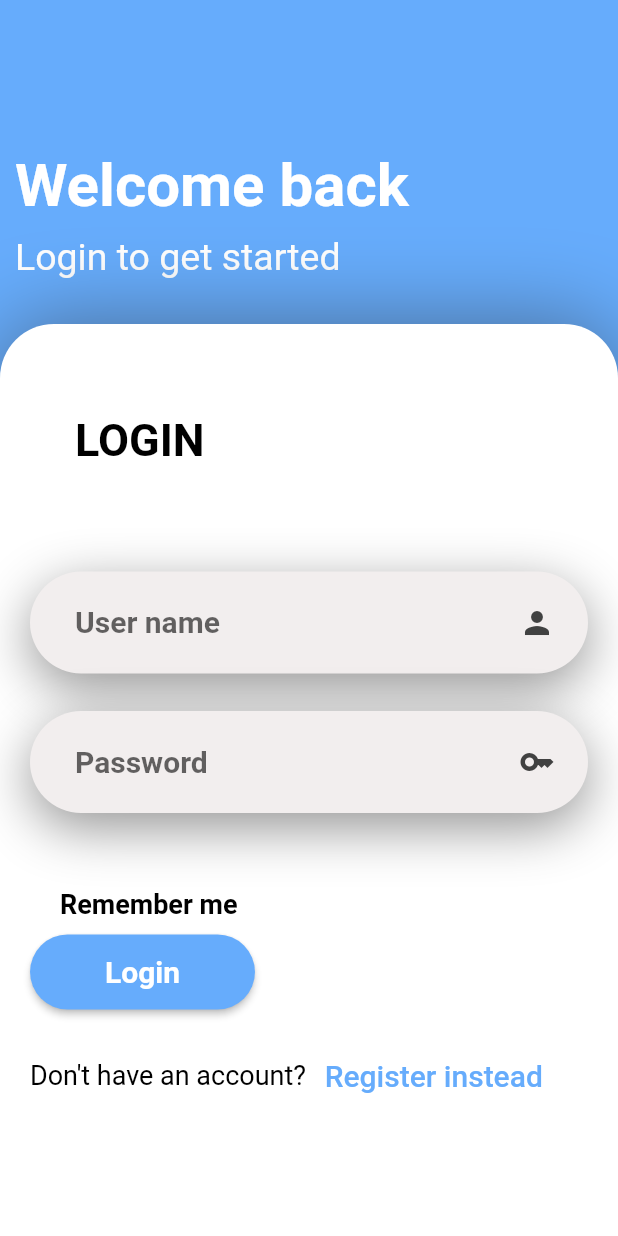
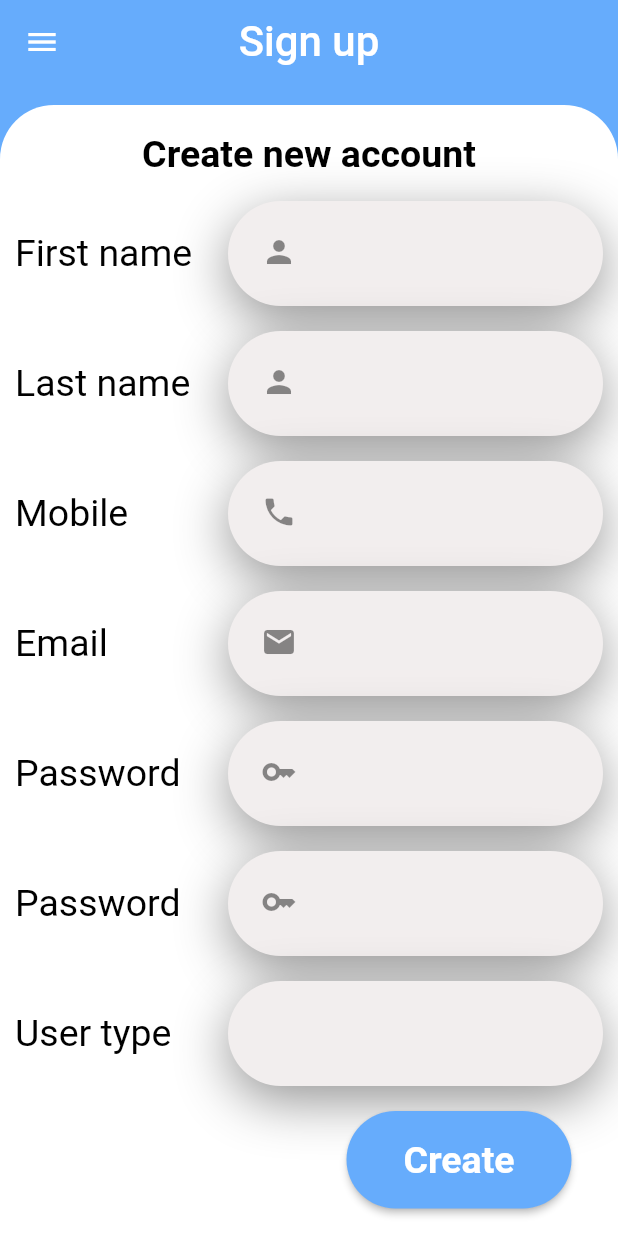
Before and after one commit to DAOUDsys/senior, a Flutter app: the screen it shows after launch, after a tap on "Register instead", on a phone screen of 412 x 824 dp. Run offline on Flutter 3.47's test engine with Material 2 defaults, Android fonts, the phone set to English and light mode, and no system bars; our stand-ins replace awesome_dialog, flutter_spinkit, flutter_svg, shared_preferences, webview_flutter; network calls fail.

Commit message:
after add my text field

```diff
--- a/lib/components/cards/simple_notification_card.dart
+++ b/lib/components/cards/simple_notification_card.dart
@@ -25,7 +25,7 @@ class SimpleNCard extends StatelessWidget {
             Row(
               mainAxisAlignment: MainAxisAlignment.spaceEvenly,
               children: const [
-                Icon(Icons.notifications,size: 35,),
+                Icon(Icons.notifications_active_outlined,size: 35,),
                 SizedBox(
                   width: 280,
                 child: Text("the cake on shelf Z expires in a week",
--- /dev/null
+++ b/lib/components/my textfield/my_textfield.dart
@@ -0,0 +1,44 @@
+part of '../../utils/imports/app_imports.dart';
+
+// ignore: must_be_immutable
+class MyTextField extends StatelessWidget {
+  MyTextField({Key? key, this.hint,this.prefixIcon,required this.width,required this.height,this.ispassword=false}) : super(key: key);
+  String? hint;
+  Icon? prefixIcon;
+  double width;
+  double height;
+  bool ispassword;
+  @override
+  Widget build(BuildContext context) {
+    return Container(
+      width: width,
+      height: height,
+      padding: const EdgeInsets.all(10),
+      decoration: BoxDecoration(
+          color: AppThemeChoose.getMode(context)? AppColors.textbox_dark:AppColors.textbox_light,
+          borderRadius: BorderRadius.circular(36),
+          boxShadow:  [BoxShadow(
+            color: AppColors.shadow_textbox_dark,
+            blurRadius: AppThemeChoose.getMode(context)? 50:30,
+            offset: const Offset(0,10)
+          )]
+      ),
+      //the main text filed
+      child: TextField(
+        //font size that we type in the text filed
+        style: const TextStyle(fontSize: 20,fontWeight: FontWeight.w400),
+        //to show the password as dots
+        obscureText: ispassword,
+        decoration: InputDecoration(
+          hintText: hint,
+          hintStyle: const TextStyle(fontSize: 20,fontWeight: FontWeight.bold),
+          prefixIcon: prefixIcon,
+          border: InputBorder.none,
+        ),
+      )
+
+
+    );
+
+  }
+}
--- a/lib/utils/imports/app_imports.dart
+++ b/lib/utils/imports/app_imports.dart
@@ -24,6 +24,7 @@ part '../../views/sign_in/sign_in.dart';
 part '../../views/app_splash.dart';
 part '../../views/page list/page_list.dart';
 part '../../views/connection/connect.dart';
+part '../../views/new account/create_account.dart';
 //route
 part '../routes/app_routes.dart';
 //theme
@@ -51,3 +52,4 @@ part '../../components/web-view/app_webview.dart';
 part '../../components/inner_page/inner_page_term.dart';
 part '../../components/loading/enum_loading.dart';
 part '../../components/grid_view/gridview.dart';
+part '../../components/my textfield/my_textfield.dart';
--- a/lib/utils/routes/app_routes.dart
+++ b/lib/utils/routes/app_routes.dart
@@ -5,9 +5,10 @@ class AppRoutes{
     "/":(context) => const PageSplash(),
     "/singin":(context) => SingIn(),
     "/test":(context) => const MyTest(),
-    "/shelves":(context) => PageList(title: "Your shelves", cardAspectRatio: 2,card: const ShelfCard(),),
     "/connect":(context) => const Connect(),
     "/staff":(context) => PageList(title: "Staffs",cardAspectRatio: 6,card:const StaffCard(),),
+    "/shelves":(context) => PageList(title: "Your shelves", cardAspectRatio: 2,card: const ShelfCard(),),
     "/notification":(context) => PageList(title: "Notifications",cardAspectRatio: 2.7,card: SimpleNCard(interactive:true),),
+    "/newaccount": (context) => const NewAccount(),
   };
 }
--- a/lib/views/connection/connect.dart
+++ b/lib/views/connection/connect.dart
@@ -30,7 +30,7 @@ class Connect extends StatelessWidget {
           child: Padding(padding:const EdgeInsets.only(top: 90),
 
             child: Center(
-
+              // container that contain the textfield
               child: Container(
                 width: 380,
                 height: 300,
@@ -51,18 +51,24 @@ class Connect extends StatelessWidget {
                     //the text that shown in over the text filed
                     const Text("Enter owner user name to connect",style: TextStyle(fontSize: 34,fontWeight: FontWeight.bold),textAlign: TextAlign.center,),
                     // size box to set width for text filed
-                    SizedBox(
+                    Container(
                       width: 300,
-                    child: TextField(
-                      style: const TextStyle(fontSize: 25,fontWeight: FontWeight.bold),
+                      height: 70,
+                      decoration: BoxDecoration(
+                        color: AppThemeChoose.getMode(context)? AppColors.textbox_dark:AppColors.textbox_light,
+                        borderRadius: BorderRadius.circular(36),
+                        boxShadow:  [BoxShadow(
+                          color: AppColors.shadow_textbox_dark,
+                          blurRadius: AppThemeChoose.getMode(context)? 50:30,
+                          offset: const Offset(0,10)
+                        )]
+                      ),
+                    child: const TextField(
+                      style: TextStyle(fontSize: 25,fontWeight: FontWeight.bold),
                       showCursor: false,
                       decoration: InputDecoration(
-                        prefix: const Text("  # ",style: TextStyle(fontSize: 35,fontWeight: FontWeight.bold),),
-                        isDense: true,
-                        filled: true,
-                        fillColor: AppThemeChoose.getMode(context)? Colors.grey:Colors.white60,
-                        //border: InputBorder.none,
-                        border: OutlineInputBorder(borderRadius: BorderRadius.circular(36)),
+                        prefix: Text("  # ",style: TextStyle(fontSize: 35,fontWeight: FontWeight.bold),),
+                        border: InputBorder.none,
 
                       ),
                     ),
--- /dev/null
+++ b/lib/views/new account/create_account.dart
@@ -0,0 +1,108 @@
+part of '../../utils/imports/app_imports.dart';
+
+class NewAccount extends StatelessWidget {
+  const NewAccount({Key? key}) : super(key: key);
+
+  @override
+  Widget build(BuildContext context) {
+    return Scaffold(
+
+      drawer: const DrawerBody(),
+      appBar: PreferredSize(
+        preferredSize: const Size.fromHeight(70),
+        child: AppBar(
+          elevation: 0,
+          title: const Text("Sign up",style: TextStyle(fontSize: 28),),
+          centerTitle: true,
+          ),
+          ),
+             // scaffold color is the same as appbar to let it seem like curves and the container has the opposite color
+             backgroundColor: AppThemeChoose.getMode(context)? AppColors.part_dark: AppColors.part_light,
+            //container that have the grid inside it and its the body
+            body: Container(
+               //decoration of the main container
+              decoration: BoxDecoration(
+                 borderRadius: const BorderRadius.only(topLeft: Radius.circular(36) , topRight: Radius.circular(36)),
+                  color: AppThemeChoose.getMode(context)? AppColors.main_dark: AppColors.main_light,
+                    ),
+
+             //child of the main container
+            //  child: Padding(padding: const EdgeInsets.only(top: 30),
+              child: Padding(
+                padding: const EdgeInsets.only(top:10,bottom: 10,left: 10,right: 10),
+                child: Column(
+                  mainAxisAlignment: MainAxisAlignment.spaceAround,
+                  children: [
+                    const Text("Create new account",style: TextStyle(fontSize: 25,fontWeight: FontWeight.bold),),
+                  Row(
+                  mainAxisAlignment: MainAxisAlignment.spaceBetween,
+                    children: [
+                      const Text("First name",style: TextStyle(fontSize: 25,fontWeight: FontWeight.w400),),
+                      MyTextField(height: 70,width: 250,prefixIcon: const Icon(Icons.person))
+                    ],
+                  ),
+                  Row(
+                  mainAxisAlignment: MainAxisAlignment.spaceBetween,
+                    children: [
+                      const Text("Last name",style: TextStyle(fontSize: 25,fontWeight: FontWeight.w400),),
+                      MyTextField(height: 70,width: 250,prefixIcon: const Icon(Icons.person),)
+                    ],
+                  ),
+                  Row(
+                  mainAxisAlignment: MainAxisAlignment.spaceBetween,
+                    children: [
+                      const Text("Mobile",style: TextStyle(fontSize: 25,fontWeight: FontWeight.w400),),
+                      MyTextField(height: 70,width: 250,prefixIcon: const Icon(Icons.phone),)
+                    ],
+                  ),
+                  Row(
+                  mainAxisAlignment: MainAxisAlignment.spaceBetween,
+                    children: [
+                      const Text("Email",style: TextStyle(fontSize: 25,fontWeight: FontWeight.w400),),
+                      MyTextField(height: 70,width: 250,prefixIcon: const Icon(Icons.email),)
+                    ],
+                  ),
+                  Row(
+                  mainAxisAlignment: MainAxisAlignment.spaceBetween,
+                    children: [
+                      const Text("Password",style: TextStyle(fontSize: 25,fontWeight: FontWeight.w400),),
+                      MyTextField(height: 70,width: 250,prefixIcon: const Icon(Icons.key),)
+                    ],
+                  ),
+                  Row(
+                  mainAxisAlignment: MainAxisAlignment.spaceBetween,
+                    children: [
+                      const Text("Password",style: TextStyle(fontSize: 25,fontWeight: FontWeight.w400),),
+                      MyTextField(height: 70,width: 250,prefixIcon: const Icon(Icons.key),)
+                    ],
+                  ),
+                  Row(
+                  mainAxisAlignment: MainAxisAlignment.spaceBetween,
+                    children: [
+                      const Text("User type",style: TextStyle(fontSize: 25,fontWeight: FontWeight.w400),),
+                      MyTextField(height: 70,width: 250,)
+                    ],
+                  ),
+                  Padding(padding: const EdgeInsets.only(left: 200),
+                  child: ElevatedButton(
+                    onPressed: (){},
+                    style: ElevatedButton.styleFrom(
+                      fixedSize: const Size(150, 65),
+                      shape: RoundedRectangleBorder(borderRadius: BorderRadius.circular(50)),
+
+                    ),
+                    child: const Text("Create",style: TextStyle(fontSize: 25,fontWeight: FontWeight.bold),),
+                    )
+                  )
+                ]),
+              )
+
+
+        )
+
+
+
+
+    );
+  }
+}
--- a/lib/views/sign_in/sign_in.dart
+++ b/lib/views/sign_in/sign_in.dart
@@ -51,61 +51,10 @@ class SingIn extends StatelessWidget {
                         // padding between login text and password text box
                         const SizedBox(height: 70,),
                         //Container for user name text box
-                         Container(
-                          padding: const EdgeInsets.all(10),
-                          decoration: BoxDecoration(
-                            color: AppThemeChoose.getMode(context)? AppColors.textbox_dark:AppColors.textbox_light,
-                            borderRadius: BorderRadius.circular(36),
-                            boxShadow: [BoxShadow(
-                               color: AppColors.shadow_textbox_dark,
-                               blurRadius:AppThemeChoose.getMode(context)? 50:30,
-                               offset: const Offset(0,10)
-                    )]
-                          ),
-                          child: Column(
-                            children: <Widget>[
-                               Padding(padding: const EdgeInsets.only(left: 20),
-                               child: TextField(
-                                decoration: InputDecoration(
-                                  hintText: 'User name',
-                                  suffixIcon: Icon(Icons.person, color: AppColors.main_dark,),
-                                  hintStyle: const TextStyle(/*color: AppColors.white_dark,*/fontSize: 20,fontWeight: FontWeight.bold),
-                                  border: InputBorder.none,
-                                ),
-                              )
-                              )
-                            ],
-                          ),
-                        ),
+                         MyTextField(width: 400, height: 70,prefixIcon: const Icon(Icons.person,size: 25,),hint: "User name",),
                         const SizedBox(height: 25),
                         //Container for password text box
-                        Container(
-                          padding: const EdgeInsets.all(10),
-                          decoration: BoxDecoration(
-                            color: AppThemeChoose.getMode(context)? AppColors.textbox_dark:AppColors.textbox_light,
-                            borderRadius: BorderRadius.circular(36),
-                            boxShadow:  [BoxShadow(
-                               color: AppColors.shadow_textbox_dark,
-                               blurRadius: AppThemeChoose.getMode(context)? 50:30,
-                               offset: const Offset(0,10)
-                    )]
-                          ),
-                          child: Column(
-                            children:  <Widget>[
-                               Padding(padding: const EdgeInsets.only(left: 20),
-                               child: TextField(
-                                  obscureText: true,
-                                  decoration: InputDecoration(
-                                  hintText: 'Password',
-                                  suffixIcon: Icon(Icons.key , color: AppColors.main_dark,),
-                                  hintStyle: const TextStyle(fontSize: 20,fontWeight: FontWeight.bold),
-                                  border: InputBorder.none,
-                                ),
-                              )
-                              )
-                            ],
-                          ),
-                        ),
+                        MyTextField(width: 400, height: 70,prefixIcon: const Icon(Icons.person,size: 25,),hint: "Password",ispassword: true,),
                         //padding between password text box and remember me box
                         const SizedBox(height: 10,),
                           const Padding(padding: EdgeInsets.only(top: 40,left: 20),
@@ -140,7 +89,7 @@ class SingIn extends StatelessWidget {
                         Row(
                           children:  <Widget>[
                              const Text("Don't have an account? ",style: TextStyle(fontSize: 18),),
-                             TextButton(onPressed: () {},
+                             TextButton(onPressed: () {Navigator.pushNamed(context, "/newaccount");},
                              child: Text("Register instead", style: TextStyle(fontSize: 20,color: AppThemeChoose.getMode(context)? AppColors.part_dark: AppColors.part_light,))
                              )
                           ],
--- a/lib/views/test.dart
+++ b/lib/views/test.dart
@@ -27,6 +27,7 @@ class MyTest extends StatelessWidget {
             ],
           ),
               Expanded(child: ElevatedButton(onPressed: (){Navigator.pushNamed(context, "/notification");}, child: const Text("notifications"))),
+              Expanded(child: ElevatedButton(onPressed: (){Navigator.pushNamed(context, "/newaccount");}, child: const Text("create account"))),
 
 
 
```
